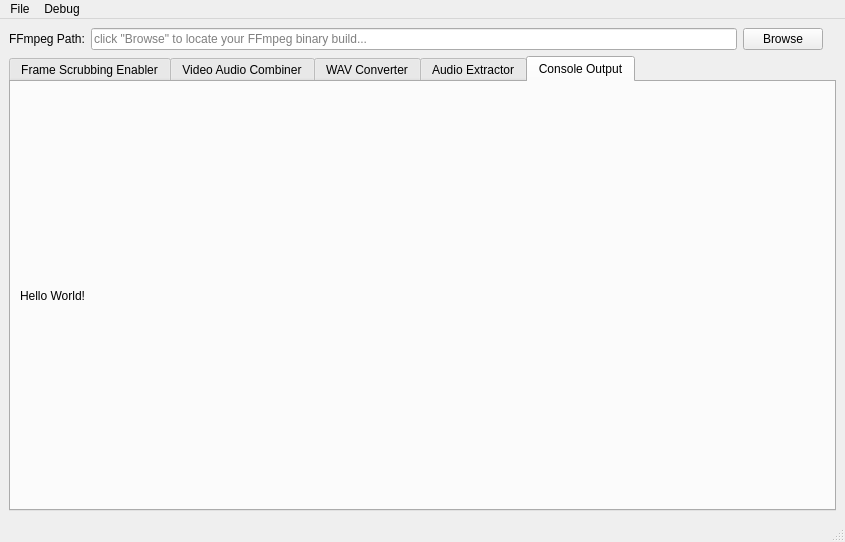
Old version of the form dsamainwindow.ui in the repository indra-dsa/dsa-multitool-gui.
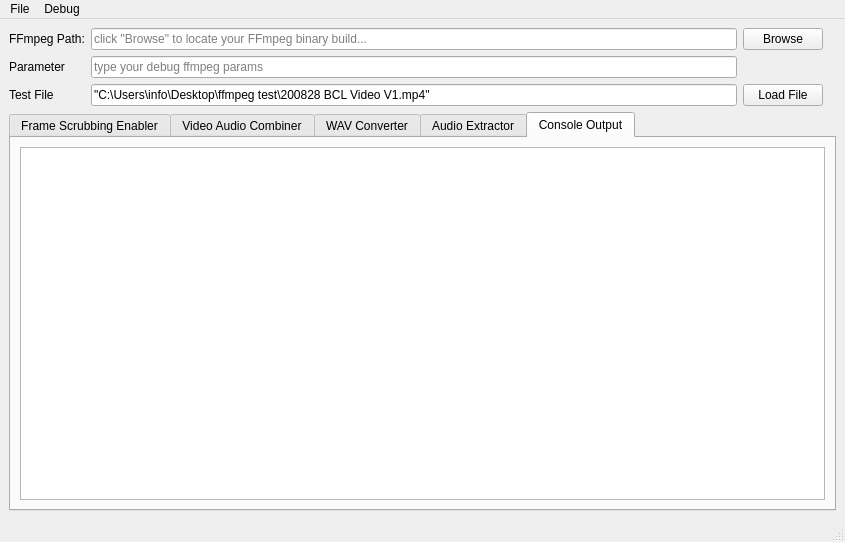
New version of the form. Icons and pictures are not drawn.

Commit message: Solved a problem for passing arguments to CMD in Windows

Diff of the .ui file:
```diff
--- a/dsamainwindow.ui
+++ b/dsamainwindow.ui
@@ -26,20 +26,41 @@
   <widget class="QWidget" name="centralwidget">
    <layout class="QVBoxLayout" name="verticalLayout_2">
     <item>
-     <layout class="QHBoxLayout" name="horizontalLayout">
-      <item>
-       <layout class="QHBoxLayout" name="horizontalLayout_2">
-        <property name="spacing">
-         <number>6</number>
-        </property>
-        <item>
+     <layout class="QGridLayout" name="gridLayout_5">
+      <item row="0" column="0">
+       <layout class="QGridLayout" name="gridLayout_6">
+        <item row="1" column="2">
+         <widget class="QLineEdit" name="lineEdit_params">
+          <property name="placeholderText">
+           <string>type your debug ffmpeg params</string>
+          </property>
+         </widget>
+        </item>
+        <item row="2" column="0">
+         <widget class="QLabel" name="label_8">
+          <property name="text">
+           <string>Test File</string>
+          </property>
+         </widget>
+        </item>
+        <item row="0" column="0">
          <widget class="QLabel" name="label_3">
           <property name="text">
            <string>FFmpeg Path:</string>
           </property>
+          <property name="buddy">
+           <cstring>pathFfmpeg</cstring>
+          </property>
          </widget>
         </item>
-        <item>
+        <item row="1" column="0">
+         <widget class="QLabel" name="label_7">
+          <property name="text">
+           <string>Parameter</string>
+          </property>
+         </widget>
+        </item>
+        <item row="0" column="2">
          <widget class="QLineEdit" name="pathFfmpeg">
           <property name="sizePolicy">
            <sizepolicy hsizetype="Expanding" vsizetype="Fixed">
@@ -52,16 +73,30 @@
           </property>
          </widget>
         </item>
-        <item>
+        <item row="0" column="3">
          <widget class="QPushButton" name="browseFfmpeg">
           <property name="text">
            <string>Browse</string>
           </property>
          </widget>
         </item>
+        <item row="2" column="2">
+         <widget class="QLineEdit" name="lineEdit_testFile">
+          <property name="text">
+           <string>&quot;C:\Users\info\Desktop\ffmpeg test\200828 BCL Video V1.mp4&quot;</string>
+          </property>
+         </widget>
+        </item>
+        <item row="2" column="3">
+         <widget class="QPushButton" name="pushButton_2">
+          <property name="text">
+           <string>Load File</string>
+          </property>
+         </widget>
+        </item>
        </layout>
       </item>
-      <item>
+      <item row="0" column="1">
        <widget class="QLabel" name="dsaLogo">
         <property name="maximumSize">
          <size>
@@ -239,11 +274,7 @@
         <item row="0" column="0">
          <layout class="QGridLayout" name="gridLayout_3">
           <item row="0" column="0">
-           <widget class="QLabel" name="label_debug">
-            <property name="text">
-             <string>Hello World!</string>
-            </property>
-           </widget>
+           <widget class="QTextEdit" name="label_debug"/>
           </item>
          </layout>
         </item>
```
The commit also changes 3 other files.
